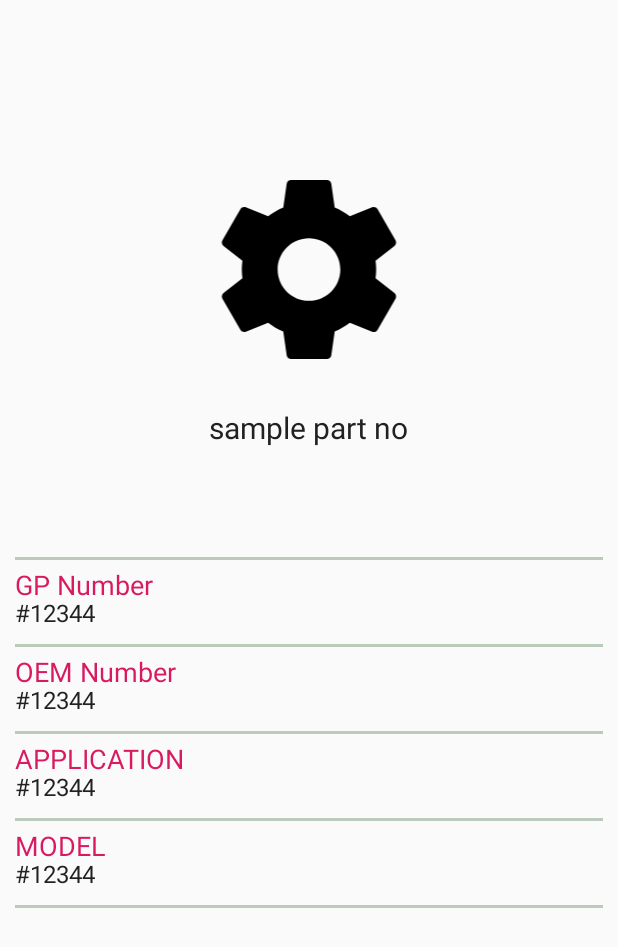
After one commit to bhanupreet/SSCapp, an Android app: the layout single_partno_details.xml on its own in the app's theme, with its tools: preview values and no code run, on a phone screen of 412 x 824 dp. The commit adds this screen. Shown: the top 947 px of the screen. Run offline under Robolectric (Android 15) with nearby library versions, the phone set to English and light mode, and no system bars.

Commit message:
partno details age is now working, only edit fucntionality for part no details is left   :)

```diff
--- a/app/src/main/java/com/ssc/sscapp/CompanyActivity.java
+++ b/app/src/main/java/com/ssc/sscapp/CompanyActivity.java
@@ -68,7 +68,7 @@ public class CompanyActivity extends AppCompatActivity {
 
          PartNoRef= FirebaseDatabase.getInstance().getReference().child("Companies").child(companyName);
         Query query = FirebaseDatabase.getInstance()
-                .getReference().child("PartNo").orderByChild("company name").equalTo(companyName);
+                .getReference().child("PartNo").orderByChild("companyname").equalTo(companyName);
 
         addbtn = findViewById(R.id.addpartnoBtn);
         addbtn.setOnClickListener(new View.OnClickListener() {
--- a/app/src/main/java/com/ssc/sscapp/PartNo.java
+++ b/app/src/main/java/com/ssc/sscapp/PartNo.java
@@ -3,7 +3,8 @@ package com.ssc.sscapp;
 import android.widget.TextView;
 
 class PartNo {
-    public String name;
+    public String name,gpNumber,oemNumber,application,model,image,companyname;
+    public PartNo(){}
 
-    public PartNo(){}
+
 }
--- /dev/null
+++ b/app/src/main/res/layout/single_partno_details.xml
@@ -0,0 +1,145 @@
+<?xml version="1.0" encoding="utf-8"?>
+<RelativeLayout
+    xmlns:android="http://schemas.android.com/apk/res/android" android:layout_width="match_parent"
+    android:layout_height="match_parent">
+    <ImageView
+        android:id="@+id/itemimage_partnoDetaild"
+        android:layout_width="144dp"
+        android:layout_height="143dp"
+        android:layout_alignParentTop="true"
+        android:layout_centerHorizontal="true"
+        android:layout_marginTop="108dp"
+        android:src="@drawable/ic_settings_black_24dp"/>
+    <TextView
+        android:layout_width="wrap_content"
+        android:layout_height="wrap_content"
+        android:layout_below="@id/itemimage_partnoDetaild"
+        android:text="sample part no"
+        android:id="@+id/samplepartno"
+        android:textColor="#212121"
+        android:layout_marginTop="20dp"
+        android:textSize="20sp"
+        android:layout_centerInParent="true"/>
+    <View
+        android:layout_width="match_parent"
+        android:layout_height="2dp"
+        android:background="#4141"
+        android:id="@+id/firstline"
+        android:layout_marginTop="120dp"
+        android:layout_marginRight="10dp"
+        android:layout_marginLeft="10dp"
+        android:layout_below="@id/itemimage_partnoDetaild"/>
+
+    <TextView
+        android:layout_width="match_parent"
+        android:layout_height="wrap_content"
+        android:text="OEM Number"
+        android:textSize="18sp"
+        android:layout_marginLeft= "10dp"
+        android:layout_marginTop="4dp"
+        android:textColor="@color/colorAccent"
+        android:layout_below="@id/secondline"/>
+    <TextView
+        android:layout_width="match_parent"
+        android:layout_height="wrap_content"
+        android:text="#12344"
+        android:id="@+id/oemnumber"
+        android:textSize="16sp"
+        android:layout_marginLeft= "10dp"
+        android:textColor="#212121"
+        android:layout_marginTop="24dp"
+        android:layout_below="@id/secondline"/>
+    <View
+        android:layout_width="match_parent"
+        android:layout_height="2dp"
+        android:background="#4141"
+        android:layout_marginTop="10dp"
+        android:layout_marginRight="10dp"
+        android:layout_marginLeft="10dp"
+        android:id="@+id/secondline"
+        android:layout_below="@id/gpnumber"/>
+    <TextView
+        android:layout_width="match_parent"
+        android:layout_height="wrap_content"
+        android:text="APPLICATION"
+        android:textSize="18sp"
+        android:layout_marginLeft= "10dp"
+        android:layout_marginTop="4dp"
+        android:textColor="@color/colorAccent"
+        android:layout_below="@id/thirdline"/>
+    <TextView
+        android:layout_width="match_parent"
+        android:layout_height="wrap_content"
+        android:text="#12344"
+        android:textSize="16sp"
+        android:id="@+id/application"
+        android:layout_marginLeft= "10dp"
+        android:textColor="#212121"
+        android:layout_marginTop="24dp"
+        android:layout_below="@id/thirdline"/>
+    <View
+        android:layout_width="match_parent"
+        android:layout_height="2dp"
+        android:background="#4141"
+        android:layout_marginTop="10dp"
+        android:layout_marginRight="10dp"
+        android:layout_marginLeft="10dp"
+        android:id="@+id/FOURTline"
+        android:layout_below="@id/application"/>
+    <TextView
+        android:layout_width="match_parent"
+        android:layout_height="wrap_content"
+        android:text="GP Number"
+        android:textSize="18sp"
+        android:layout_marginLeft= "10dp"
+        android:layout_marginTop="4dp"
+        android:textColor="@color/colorAccent"
+        android:layout_below="@id/firstline"/>
+    <TextView
+        android:layout_width="match_parent"
+        android:layout_height="wrap_content"
+        android:text="#12344"
+        android:id="@+id/gpnumber"
+        android:textSize="16sp"
+        android:layout_marginLeft= "10dp"
+        android:textColor="#212121"
+        android:layout_marginTop="24dp"
+        android:layout_below="@id/firstline"/>
+    <View
+        android:layout_width="match_parent"
+        android:layout_height="2dp"
+        android:background="#4141"
+        android:layout_marginTop="10dp"
+        android:layout_marginRight="10dp"
+        android:layout_marginLeft="10dp"
+        android:id="@+id/fifthline"
+        android:layout_below="@id/Model"/>
+    <TextView
+        android:layout_width="match_parent"
+        android:layout_height="wrap_content"
+        android:text="MODEL"
+        android:textSize="18sp"
+        android:layout_marginLeft= "10dp"
+        android:layout_marginTop="4dp"
+        android:textColor="@color/colorAccent"
+        android:layout_below="@id/FOURTline"/>
+    <TextView
+        android:layout_width="match_parent"
+        android:layout_height="wrap_content"
+        android:text="#12344"
+        android:id="@+id/Model"
+        android:textSize="16sp"
+        android:layout_marginLeft= "10dp"
+        android:textColor="#212121"
+        android:layout_marginTop="24dp"
+        android:layout_below="@id/FOURTline"/>
+    <View
+        android:layout_width="match_parent"
+        android:layout_height="2dp"
+        android:background="#4141"
+        android:layout_marginTop="10dp"
+        android:layout_marginRight="10dp"
+        android:layout_marginLeft="10dp"
+        android:id="@+id/thirdline"
+        android:layout_below="@id/oemnumber"/>
+</RelativeLayout>
--- a/app/src/main/res/values/colors.xml
+++ b/app/src/main/res/values/colors.xml
@@ -1,6 +1,6 @@
 <?xml version="1.0" encoding="utf-8"?>
 <resources>
-    <color name="colorPrimary">#008577</color>
-    <color name="colorPrimaryDark">#00574B</color>
+    <color name="colorPrimary">#90CAF9</color>
+    <color name="colorPrimaryDark">#0D47A1</color>
     <color name="colorAccent">#D81B60</color>
 </resources>
```
Also changed, not shown: app/src/main/java/com/ssc/sscapp/AddPartNo.java (+12 -4 lines), app/src/main/java/com/ssc/sscapp/PartNoDetails.java (+125 -0 lines), app/src/main/res/layout/activity_main.xml (+8 -3 lines), app/src/main/res/layout/activity_part_no_details.xml (+5 -138 lines).
